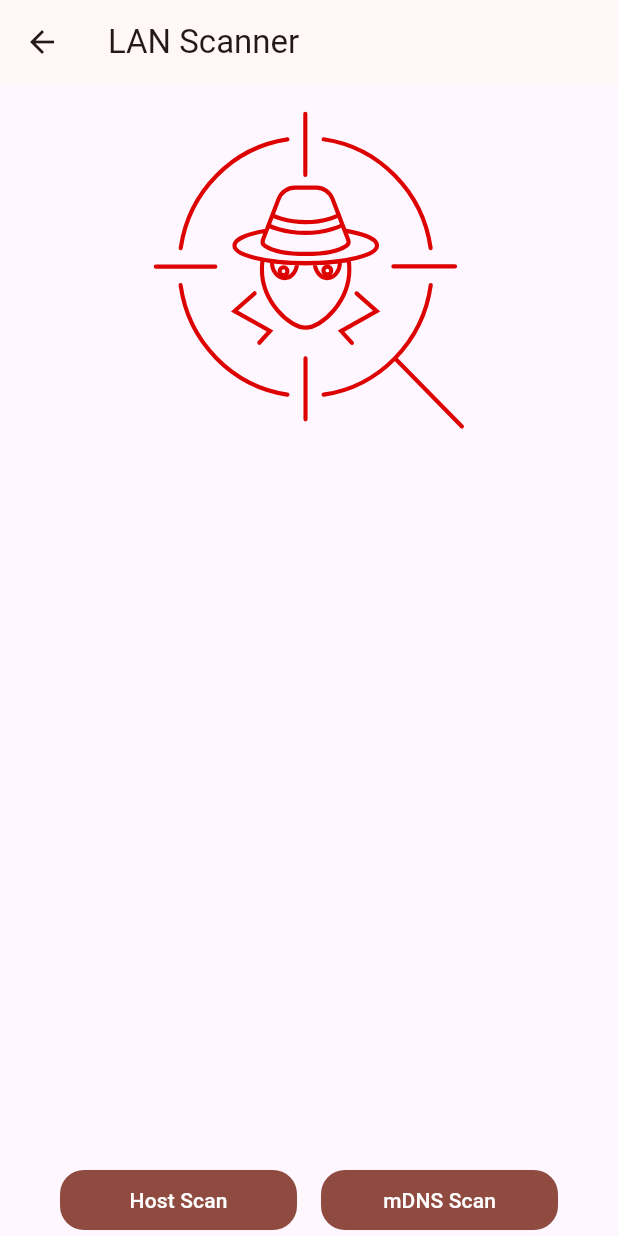
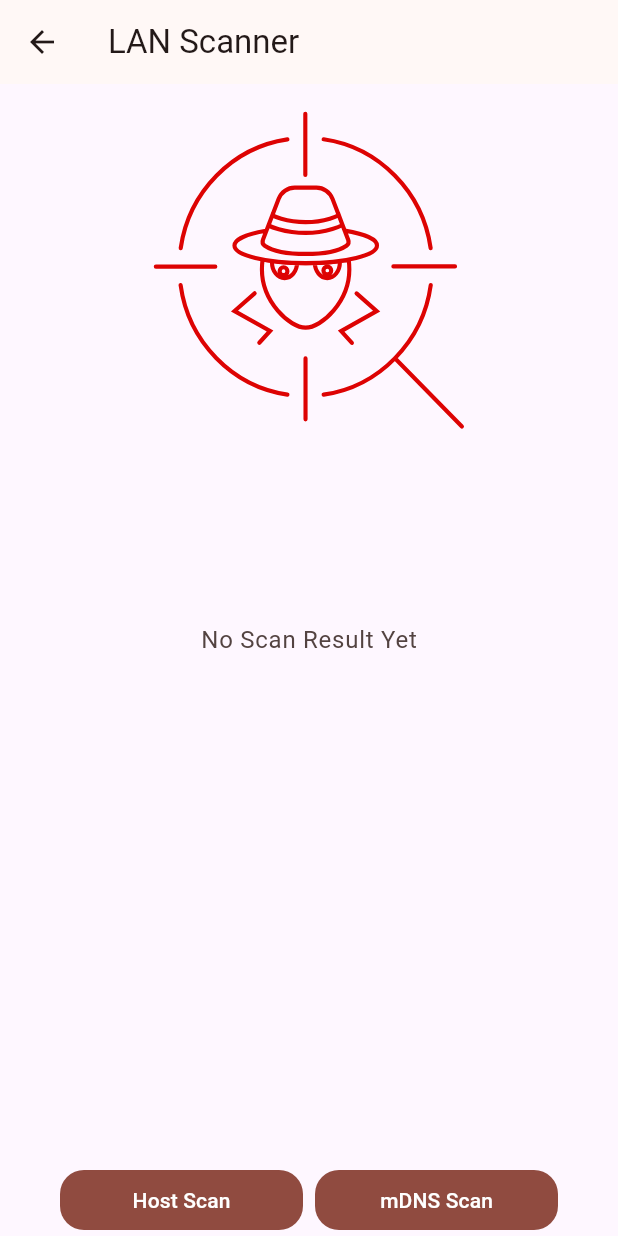
Before and after one commit to Thixq/spy_scanner_neon_apps, a Flutter app: the LanScanView screen opened by its route, on a phone screen of 412 x 824 dp. Run offline on Flutter 3.47's test engine with Material 3 defaults, Android fonts, the phone set to English and light mode, and no system bars; our stand-ins replace auto_route, easy_localization, equatable, flutter_bloc, get_it, lottie and 1 more; missing offline and left inert: dart_ping_ios, flutter_reactive_ble, network_tools, nsd, pay.

Commit message:
review: lan_scan add empty list text

```diff
--- a/assets/translations/en-US.json
+++ b/assets/translations/en-US.json
@@ -84,6 +84,7 @@
             "scan_host_text":"Host Scan",
             "scan_mdns_text":"mDNS Scan",
             "scan_cancel_text":"Cancel Scan",
+            "scanned_yet_text":"No Scan Result Yet",
             "host_info_result":{
                 "ip_address":"IP Address: " ,
                 "device_name":"Device Name: ",
--- a/assets/translations/tr-TR.json
+++ b/assets/translations/tr-TR.json
@@ -84,6 +84,7 @@
             "scan_host_text":"Host Tarayıcı",
             "scan_mdns_text":"mDNS Tarayıcı",
             "scan_cancel_text":"Taramayı Durdur",
+            "scanned_yet_text":"Henüz Tarama Sonuçu Yok",
             "host_info_result":{
                 "ip_address":"IP Adresi: ",
                 "device_name":"Cihaz Adı: ",
--- a/lib/views/lan_scan/lan_scan_view.dart
+++ b/lib/views/lan_scan/lan_scan_view.dart
@@ -6,6 +6,7 @@ import 'package:flutter_bloc/flutter_bloc.dart';
 
 import 'package:lottie/lottie.dart';
 import 'package:spy_scanner/core/app_sizes.dart';
+import 'package:spy_scanner/core/extension/context_theme.dart';
 import 'package:spy_scanner/core/extension/num_extension.dart';
 import 'package:spy_scanner/core/logging/error_handler.dart';
 import 'package:spy_scanner/feature/constants/lottie_assets.dart';
@@ -56,7 +57,7 @@ class _LanScanViewState extends State<LanScanView> with _ScanMixin {
                       assetPath: assetPath,
                       isScanning: state is _ScanningScanState,
                     ),
-                    _HostList(results: state.items),
+                    _buildContent(context, state),
                   ],
                 ),
                 Padding(
@@ -79,4 +80,23 @@ class _LanScanViewState extends State<LanScanView> with _ScanMixin {
       ),
     );
   }
+
+  Widget _buildContent(BuildContext context, _ScanState state) {
+    if (state.items.isEmpty) {
+      return SliverToBoxAdapter(
+        child: Container(
+          alignment: Alignment.center,
+          height: 30.h(context),
+          child: Text(
+            LocaleKeys.views_lan_scan_scanned_yet_text.tr(),
+            style: context.textTheme.bodyLarge?.copyWith(
+              color: context.colorScheme.onSurfaceVariant,
+            ),
+          ),
+        ),
+      );
+    } else {
+      return _HostList(results: state.items);
+    }
+  }
 }
--- a/lib/views/lan_scan/scan_result_model.dart
+++ b/lib/views/lan_scan/scan_result_model.dart
@@ -52,7 +52,7 @@ final class _MdnsModelImpl extends _ScanResultModel {
   String? get subtitle =>
       '$_subTitleLoc${mdnsModel.addresses?.map(
         (e) => e,
-      ).toList()}';
+      ).cast<String>().toList().join('\n')}';
 
   @override
   String? get title => '$_titleLoc${mdnsModel.name}';
--- a/lib/views/lan_scan/widgets/button_viewer.dart
+++ b/lib/views/lan_scan/widgets/button_viewer.dart
@@ -26,7 +26,7 @@ class _ButtonViewer extends StatelessWidget {
     return Padding(
       padding: const EdgeInsets.symmetric(horizontal: AppSizes.large),
       child: Row(
-        spacing: AppSizes.medium,
+        spacing: AppSizes.small,
         children: [
           // LAN Scan Button
           Flexible(
--- a/lib/views/lan_scan/widgets/lottie_player.dart
+++ b/lib/views/lan_scan/widgets/lottie_player.dart
@@ -23,9 +23,10 @@ class _LottiePlayerState extends State<_LottiePlayer>
     await ErrorHandler('LottiePlayer').executeSafely(
       () async {
         if (isScanning) {
-          await _controller.repeat(reverse: true, min: 0, max: 0.8).orCancel;
+          await _controller.repeat(reverse: true, min: 0, max: .6).orCancel;
         } else {
-          await _controller.forward(from: 1);
+          _controller.stop(canceled: false);
+          await _controller.animateTo(1);
         }
       },
       errorMessage: 'Canceled animation',
```
Also changed, not shown: lib/feature/localization/localization_codegen/codegen_loader.g.dart, lib/feature/localization/localization_codegen/locale_keys.g.dart.
